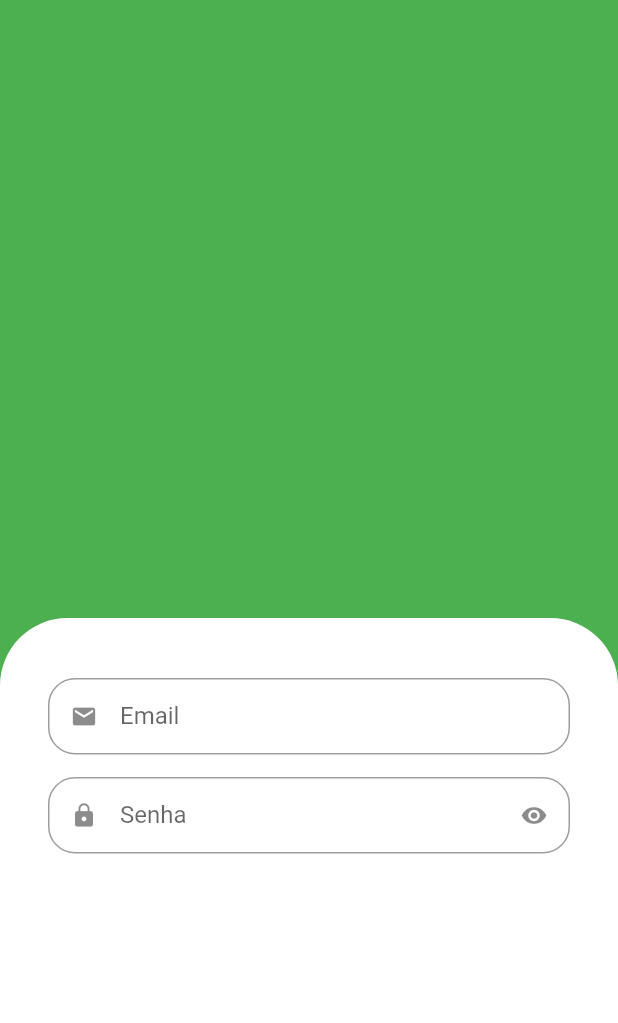
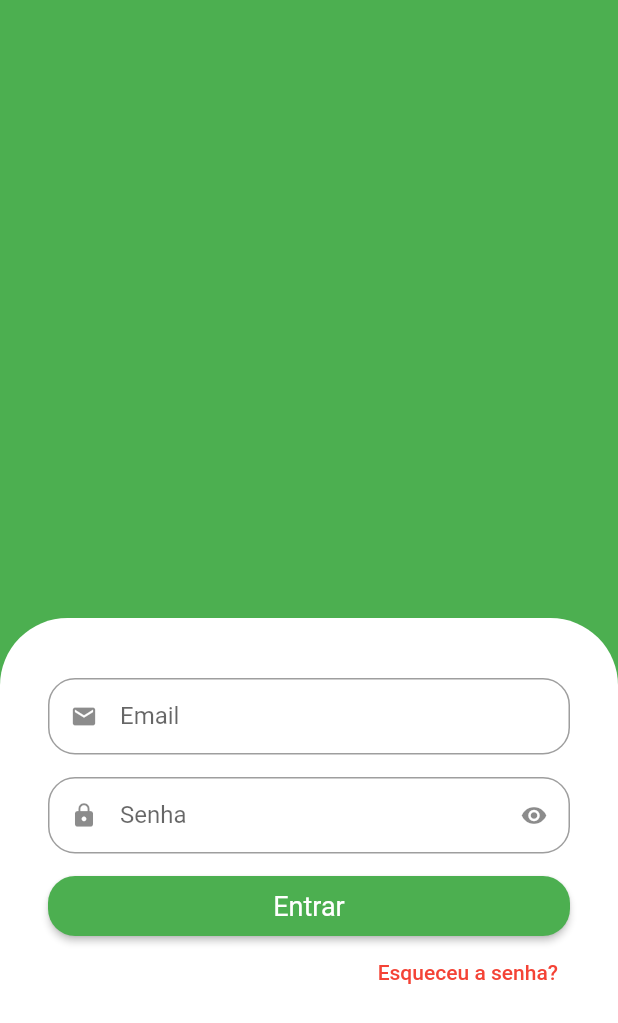
Before and after one commit to anderson-s/AppQuitandaVirtual, a Flutter app: the screen it shows after launch, on a phone screen of 412 x 824 dp. Shown: the top 1023 px of the screen. Run offline on Flutter 3.47's test engine with Material 2 defaults, Android fonts, the phone set to English and light mode, and no system bars.

Commit message:
Adicionando botão de entrar e esqueceu a senha

```diff
--- a/lib/app/ui/login_ui.dart
+++ b/lib/app/ui/login_ui.dart
@@ -31,16 +31,48 @@ class LoginUi extends StatelessWidget {
                   ),
                 ),
                 child: Column(
+                  crossAxisAlignment: CrossAxisAlignment.stretch,
                   children: [
-                    CustomTextField(
+                    const CustomTextField(
                       labelText: "Email",
                       iconPref: Icons.email,
                     ),
-                    CustomTextField(
+                    const CustomTextField(
                       labelText: "Senha",
                       iconPref: Icons.lock,
                       isSecret: true,
-                    )
+                    ),
+                    SizedBox(
+                      height: 40,
+                      child: ElevatedButton(
+                        style: ElevatedButton.styleFrom(
+                          shape: RoundedRectangleBorder(
+                            borderRadius: BorderRadius.circular(
+                              18,
+                            ),
+                          ),
+                          textStyle: const TextStyle(
+                            fontSize: 18,
+                          ),
+                        ),
+                        onPressed: () {},
+                        child: const Text(
+                          "Entrar",
+                        ),
+                      ),
+                    ),
+                    Align(
+                      alignment: Alignment.centerRight,
+                      child: TextButton(
+                        onPressed: () {},
+                        child: const Text(
+                          "Esqueceu a senha?",
+                          style: TextStyle(
+                            color: Colors.red,
+                          ),
+                        ),
+                      ),
+                    ),
                   ],
                 ),
               ),
```
